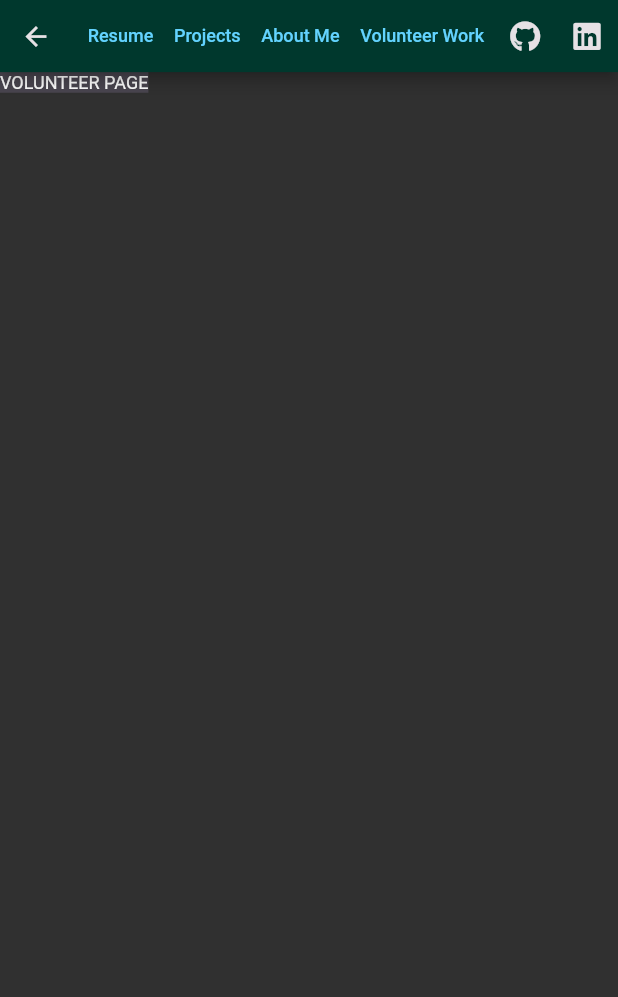
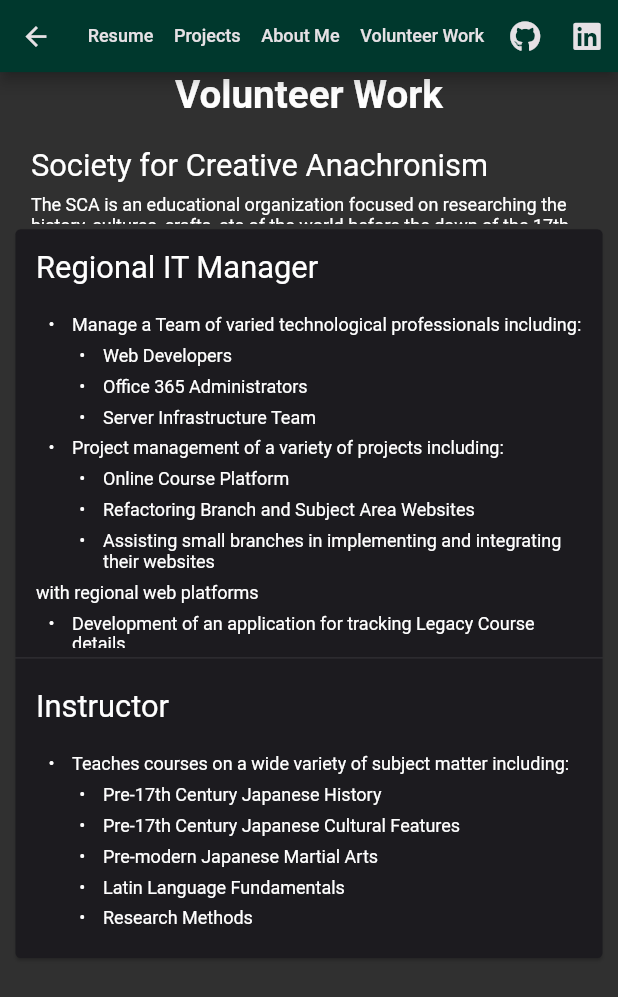
Before and after one commit to raven-black-dream/portfolio_page, a Flutter app: the screen it shows after launch, after a tap on "Volunteer Work", on a phone screen of 412 x 824 dp. Shown: the top 997 px of the screen. Run offline on Flutter 3.47's test engine with Material 2 defaults, Android fonts, the phone set to English and light mode, and no system bars; our stand-ins replace flutter_markdown, font_awesome_flutter, responsive_framework.

Commit message:
Implementation of VolunteerWork page

```diff
--- a/lib/Pages/home.dart
+++ b/lib/Pages/home.dart
@@ -1,6 +1,8 @@
 import 'package:flutter/material.dart';
 import 'package:font_awesome_flutter/font_awesome_flutter.dart';
+import 'package:portfolio_website/markdown_files/home_markdown.dart';
 import 'package:url_launcher/url_launcher.dart';
+import 'package:flutter_markdown/flutter_markdown.dart';
 
 class Home extends StatelessWidget {
   const Home({Key? key}) : super(key: key);
@@ -13,25 +15,41 @@ class Home extends StatelessWidget {
         title: const Text("Evan Harley"),
         actions: [
           TextButton(
-            child: const Text("Resume"),
+            child: Text("Resume",
+              style: TextStyle(
+                color: Theme.of(context).colorScheme.onBackground
+              ),
+            ),
             onPressed: () {
               Navigator.pushNamed(context, '/resume');
             },
           ),
           TextButton(
-            child: const Text("Projects"),
+            child: Text("Projects",
+              style: TextStyle(
+                color: Theme.of(context).colorScheme.onBackground
+              ),
+            ),
             onPressed: () {
               Navigator.pushNamed(context, '/projects');
             },
           ),
           TextButton(
-            child: const Text("About Me"),
+            child: Text("About Me",
+              style: TextStyle(
+                color: Theme.of(context).colorScheme.onBackground
+              ),
+            ),
             onPressed: () {
               Navigator.pushNamed(context, "/about");
             },
           ),
           TextButton(
-            child: const Text("Volunteer Work"),
+            child: Text("Volunteer Work",
+              style: TextStyle(
+                color: Theme.of(context).colorScheme.onBackground
+              ),
+            ),
             onPressed: () {
               Navigator.pushNamed(context, '/volunteer');
             },
@@ -50,9 +68,17 @@ class Home extends StatelessWidget {
           )
         ],
       ),
-      body: Container(
-        color: Theme.of(context).colorScheme.surfaceVariant,
-        child: Text("HOME PAGE"),
+      body: Center(
+        child: Container(
+          margin: const EdgeInsets.all(20),
+          child: Container(
+            color: Theme.of(context).colorScheme.surface,
+            height: 700,
+            child: Markdown(
+              data: homeMarkdown,
+            ),
+          ),
+        ),
       ),
     );
   }
--- a/lib/Pages/volunteer.dart
+++ b/lib/Pages/volunteer.dart
@@ -1,6 +1,8 @@
 import 'package:flutter/material.dart';
 import 'package:font_awesome_flutter/font_awesome_flutter.dart';
+import 'package:portfolio_website/markdown_files/volunteer_markdown.dart';
 import 'package:url_launcher/url_launcher.dart';
+import 'package:flutter_markdown/flutter_markdown.dart';
 
 class Volunteer extends StatelessWidget {
   const Volunteer({Key? key}) : super(key: key);
@@ -14,27 +16,43 @@ class Volunteer extends StatelessWidget {
         title: const Text("Evan Harley"),
         actions: [
           TextButton(
-            child: const Text("Resume"),
+            child: Text("Resume",
+              style: TextStyle(
+                  color: Theme.of(context).colorScheme.onBackground
+              ),
+            ),
             onPressed: () {
               Navigator.popAndPushNamed(context, '/resume');
             },
           ),
           TextButton(
-            child: const Text("Projects"),
+            child: Text("Projects",
+              style: TextStyle(
+                  color: Theme.of(context).colorScheme.onBackground
+              ),
+            ),
             onPressed: () {
               Navigator.popAndPushNamed(context, '/projects');
             },
           ),
           TextButton(
-            child: const Text("About Me"),
+            child: Text("About Me",
+              style: TextStyle(
+                  color: Theme.of(context).colorScheme.onBackground
+              ),
+            ),
             onPressed: () {
-              Navigator.popAndPushNamed(context, '/about');
+              Navigator.popAndPushNamed(context, "/about");
             },
           ),
           TextButton(
-            child: const Text("Volunteer Work"),
+            child: Text("Volunteer Work",
+              style: TextStyle(
+                  color: Theme.of(context).colorScheme.onBackground
+              ),
+            ),
             onPressed: () {
-              Navigator.popAndPushNamed(context,  '/volunteer');
+              Navigator.popAndPushNamed(context, '/volunteer');
             },
           ),
           IconButton(
@@ -51,9 +69,54 @@ class Volunteer extends StatelessWidget {
           )
         ],
       ),
-      body: Container(
-        color: Theme.of(context).colorScheme.surfaceVariant,
-        child: const Text("VOLUNTEER PAGE"),
+      body: ListView(
+        children: [
+          const Center(
+            child: Text(
+              "Volunteer Work",
+              style: TextStyle(
+                fontSize: 30,
+                fontWeight: FontWeight.bold
+              ),
+              )
+          ),
+          Container(
+            margin: const EdgeInsets.all(8),
+            height: 900,
+            child: Column(
+              children: [
+                Container(
+                  height: 75,
+                  child: Markdown(data: volunteerMarkdownHeading)
+                ),
+                Card(
+                  color: Theme.of(context).colorScheme.surface,
+                  child: Column(
+                    children: const [
+                      SizedBox(
+                        height: 50,
+                        child: Markdown(data: "# Regional IT Manager"),
+                      ),
+                      SizedBox(
+                        height: 275,
+                        child: Markdown(data: volunteerMarkdownWebminister),
+                      ),
+                      Divider(),
+                      SizedBox(
+                        height: 50,
+                        child: Markdown(data: "# Instructor"),
+                      ),
+                      SizedBox(
+                        height: 175,
+                        child: Markdown(data: volunteerMarkdownInstructor),
+                      )
+                    ],
+                  ),
+                )
+              ],
+            ),
+          )
+        ],
       ),
     );
   }
--- /dev/null
+++ b/lib/markdown_files/about_markdown.dart
@@ -0,0 +1,3 @@
+const String aboutMarkdown = """
+# ABOUT PAGE
+""";
--- /dev/null
+++ b/lib/markdown_files/home_markdown.dart
@@ -0,0 +1,3 @@
+String homeMarkdown = """
+# Home Page
+""";
--- /dev/null
+++ b/lib/markdown_files/projects_markdown.dart
@@ -0,0 +1,3 @@
+const String projectsMarkdown = """
+# PROJECT PAGE
+""";
--- /dev/null
+++ b/lib/markdown_files/volunteer_markdown.dart
@@ -0,0 +1,33 @@
+const String volunteerMarkdownHeading = """
+# Society for Creative Anachronism
+
+The SCA is an educational organization focused on researching the
+history, cultures, crafts, etc of the world before the dawn of the 17th
+Century.
+""";
+
+const String volunteerMarkdownWebminister = """
+* Manage a Team of varied technological professionals including:
+  * Web Developers
+  * Office 365 Administrators
+  * Server Infrastructure Team
+
+* Project management of a variety of projects including:
+  * Online Course Platform
+  * Refactoring Branch and Subject Area Websites
+  * Assisting small branches in implementing and integrating their websites
+    with regional web platforms
+
+* Development of an application for tracking Legacy Course details
+  * Implementation of back end APIs and front end User interfaces
+
+""";
+
+const String volunteerMarkdownInstructor = """
+* Teaches courses on a wide variety of subject matter including:
+  * Pre-17th Century Japanese History
+  * Pre-17th Century Japanese Cultural Features
+  * Pre-modern Japanese Martial Arts
+  * Latin Language Fundamentals
+  * Research Methods
+""";
```
Also changed, not shown: lib/Pages/about.dart (+36 -10 lines), lib/Pages/projects.dart (+35 -9 lines), lib/Pages/resume.dart (+23 -7 lines), firebase.json, lib/markdown_files/resume_markdown.dart (renamed from lib/resume_markdown.dart).
